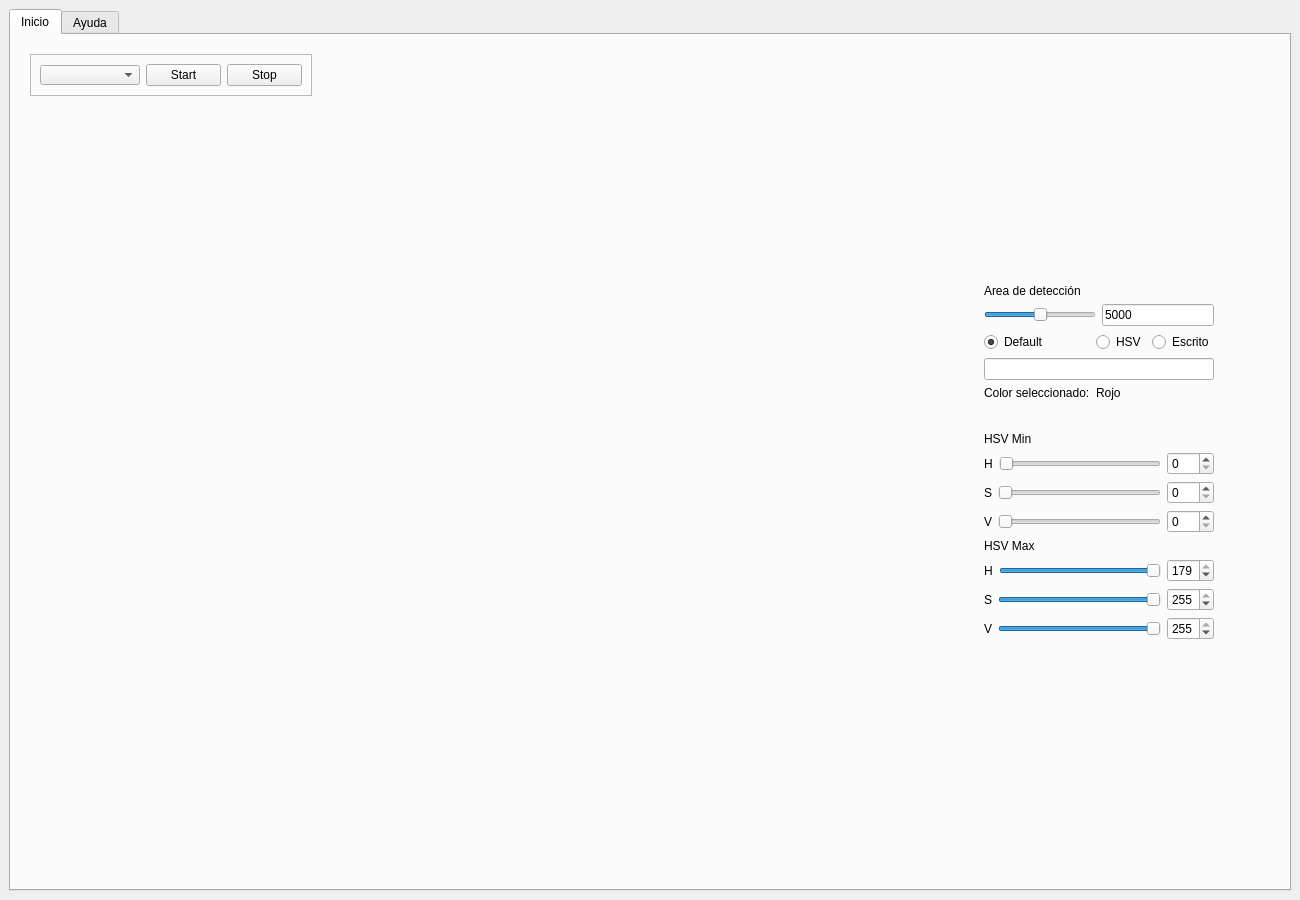
This is window.ui in AlbertoNM/color_detection_PyQt as Qt 5 draws it before an edit. The edited form follows.
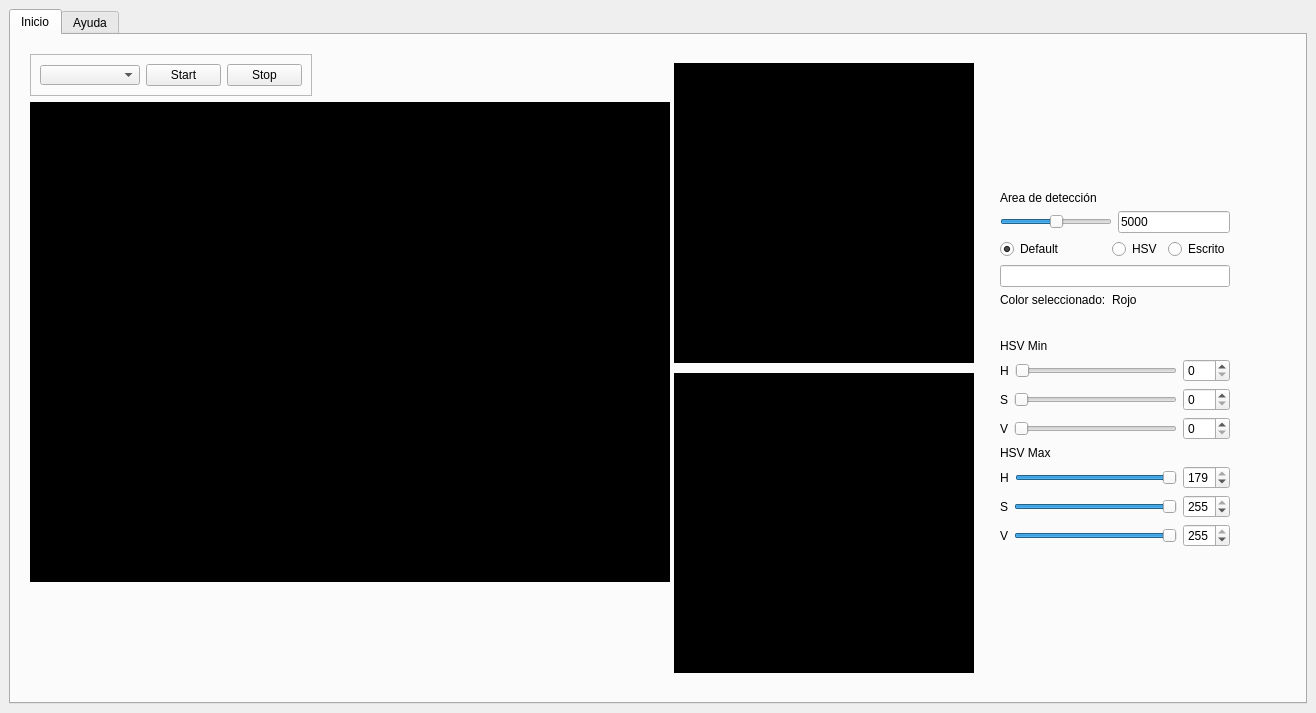
This is the edited form.

Commit message: cambios en interfaz

Patch:
```diff
--- a/window.ui
+++ b/window.ui
@@ -6,14 +6,14 @@
    <rect>
     <x>0</x>
     <y>0</y>
-    <width>1300</width>
-    <height>900</height>
+    <width>1316</width>
+    <height>713</height>
    </rect>
   </property>
   <property name="minimumSize">
    <size>
     <width>1300</width>
-    <height>600</height>
+    <height>700</height>
    </size>
   </property>
   <property name="windowTitle">
@@ -21,8 +21,14 @@
   </property>
   <widget class="QWidget" name="centralwidget">
    <layout class="QVBoxLayout" name="verticalLayout">
-    <item>
+    <item alignment="Qt::AlignHCenter|Qt::AlignVCenter">
      <widget class="QTabWidget" name="tabla">
+      <property name="maximumSize">
+       <size>
+        <width>1300</width>
+        <height>700</height>
+       </size>
+      </property>
       <property name="currentIndex">
        <number>0</number>
       </property>
@@ -123,6 +129,10 @@
               <height>480</height>
              </size>
             </property>
+            <property name="styleSheet">
+             <string notr="true">background:black
+</string>
+            </property>
             <property name="text">
              <string/>
             </property>
@@ -160,6 +170,19 @@
           <property name="bottomMargin">
            <number>10</number>
           </property>
+          <item>
+           <spacer name="verticalSpacer_4">
+            <property name="orientation">
+             <enum>Qt::Vertical</enum>
+            </property>
+            <property name="sizeHint" stdset="0">
+             <size>
+              <width>20</width>
+              <height>40</height>
+             </size>
+            </property>
+           </spacer>
+          </item>
           <item>
            <widget class="QLabel" name="RGB_video">
             <property name="minimumSize">
@@ -174,6 +197,10 @@
               <height>300</height>
              </size>
             </property>
+            <property name="styleSheet">
+             <string notr="true">background:black
+</string>
+            </property>
             <property name="text">
              <string/>
             </property>
@@ -193,11 +220,27 @@
               <height>300</height>
              </size>
             </property>
+            <property name="styleSheet">
+             <string notr="true">background:black</string>
+            </property>
             <property name="text">
              <string/>
             </property>
            </widget>
           </item>
+          <item>
+           <spacer name="verticalSpacer_5">
+            <property name="orientation">
+             <enum>Qt::Vertical</enum>
+            </property>
+            <property name="sizeHint" stdset="0">
+             <size>
+              <width>20</width>
+              <height>40</height>
+             </size>
+            </property>
+           </spacer>
+          </item>
          </layout>
         </item>
         <item>
@@ -569,7 +612,7 @@
             <property name="maximumSize">
              <size>
               <width>50</width>
-              <height>500</height>
+              <height>400</height>
              </size>
             </property>
             <property name="text">
```
Left out of the diff: 4 changed lines with no effect on the pictures. The commit also changes 1 other file.
